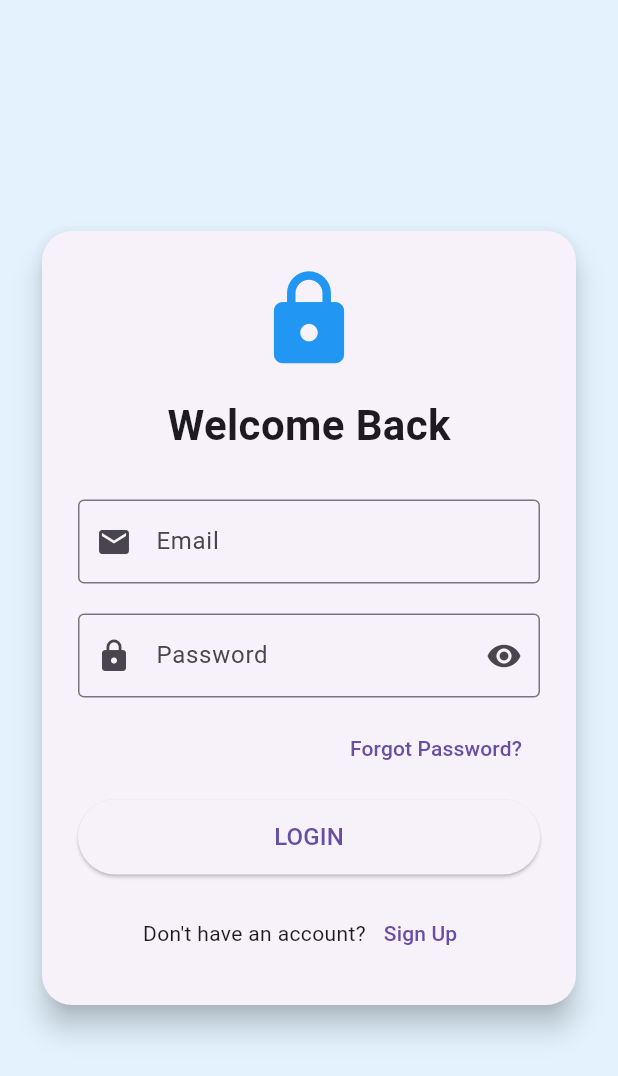
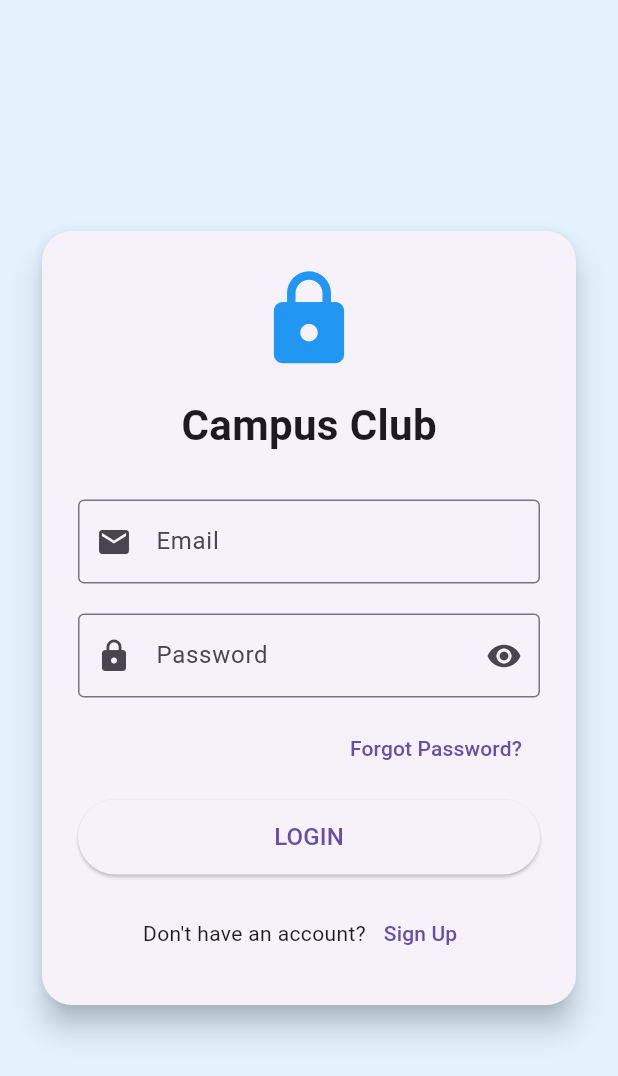
Before and after one commit to gummadidivya/Flutter-Project-, a Flutter app: the screen it shows after launch, on a phone screen of 412 x 824 dp. Shown: the top 1076 px of the screen. Run offline on Flutter 3.47's test engine with Material 3 defaults, Android fonts, the light colour scheme and no system bars.

Commit message:
Update main.dart

```diff
--- a/loginpage/lib/main.dart
+++ b/loginpage/lib/main.dart
@@ -65,7 +65,7 @@ class _LoginPageState extends State<LoginPage> {
                     const SizedBox(height: 15),
 
                     const Text(
-                      "Welcome Back",
+                      "Campus Club",
                       style: TextStyle(
                         fontSize: 28,
                         fontWeight: FontWeight.bold,
```
